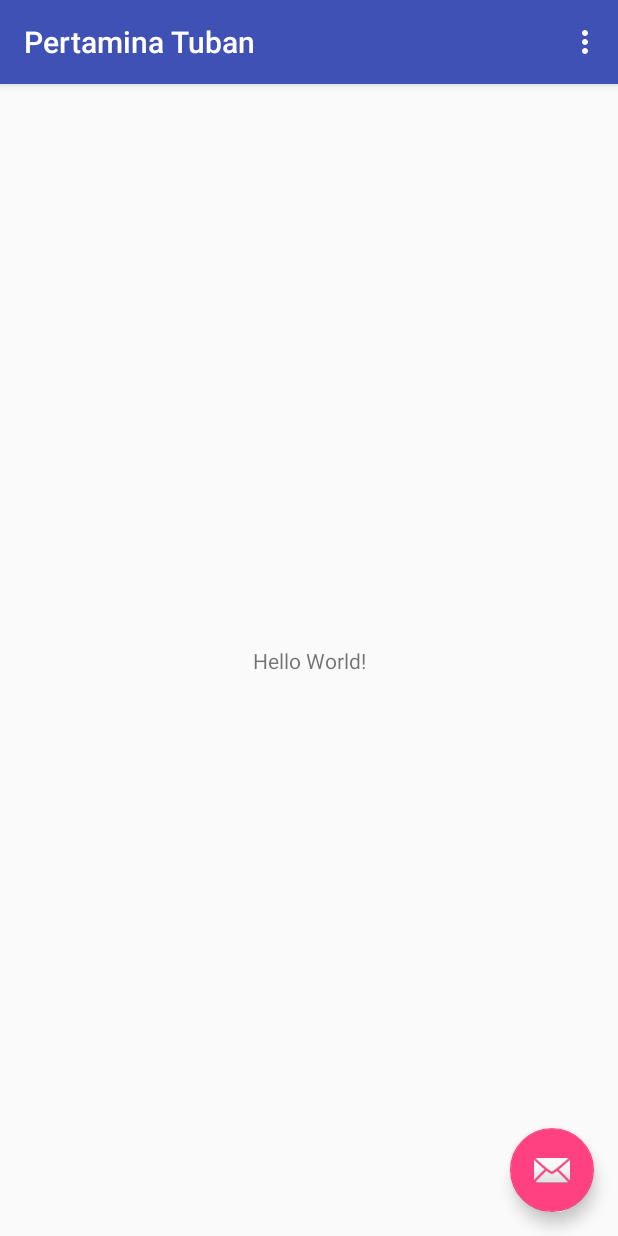
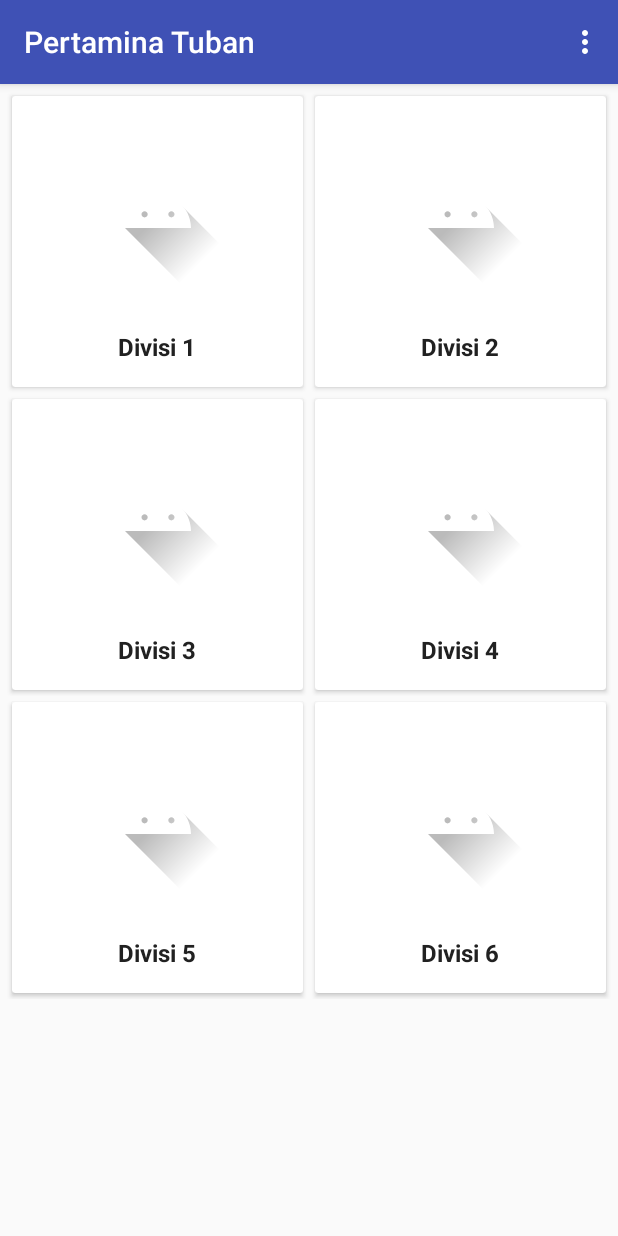
Before and after one commit to udines/prtmnmagang, an Android app: the screen it shows after launch (MenuActivity), on a phone screen of 412 x 824 dp. Run offline under Robolectric (Android 15) with nearby library versions, the phone set to English and light mode, and no system bars.

Commit message:
Tambah Menu Grid
membuat menu dalam bentuk grid dengan 2 kolom. menu berbentuk kotak dengan gambar dan judul menu.

```diff
--- a/app/src/main/AndroidManifest.xml
+++ b/app/src/main/AndroidManifest.xml
@@ -10,7 +10,7 @@
         android:supportsRtl="true"
         android:theme="@style/AppTheme">
         <activity
-            android:name=".MenuActivity"
+            android:name=".activities.MenuActivity"
             android:label="@string/app_name"
             android:theme="@style/AppTheme.NoActionBar">
             <intent-filter>
--- a/app/src/main/java/com/pertamina/pertaminatuban/MenuActivity.java
+++ /dev/null
@@ -1,52 +0,0 @@
-package com.pertamina.pertaminatuban;
-
-import android.os.Bundle;
-import android.support.design.widget.FloatingActionButton;
-import android.support.design.widget.Snackbar;
-import android.support.v7.app.AppCompatActivity;
-import android.support.v7.widget.Toolbar;
-import android.view.View;
-import android.view.Menu;
-import android.view.MenuItem;
-
-public class MenuActivity extends AppCompatActivity {
-
-    @Override
-    protected void onCreate(Bundle savedInstanceState) {
-        super.onCreate(savedInstanceState);
-        setContentView(R.layout.activity_menu);
-        Toolbar toolbar = (Toolbar) findViewById(R.id.toolbar);
-        setSupportActionBar(toolbar);
-
-        FloatingActionButton fab = (FloatingActionButton) findViewById(R.id.fab);
-        fab.setOnClickListener(new View.OnClickListener() {
-            @Override
-            public void onClick(View view) {
-                Snackbar.make(view, "Replace with your own action", Snackbar.LENGTH_LONG)
-                        .setAction("Action", null).show();
-            }
-        });
-    }
-
-    @Override
-    public boolean onCreateOptionsMenu(Menu menu) {
-        // Inflate the menu; this adds items to the action bar if it is present.
-        getMenuInflater().inflate(R.menu.menu_menu, menu);
-        return true;
-    }
-
-    @Override
-    public boolean onOptionsItemSelected(MenuItem item) {
-        // Handle action bar item clicks here. The action bar will
-        // automatically handle clicks on the Home/Up button, so long
-        // as you specify a parent activity in AndroidManifest.xml.
-        int id = item.getItemId();
-
-        //noinspection SimplifiableIfStatement
-        if (id == R.id.action_settings) {
-            return true;
-        }
-
-        return super.onOptionsItemSelected(item);
-    }
-}
--- /dev/null
+++ b/app/src/main/java/com/pertamina/pertaminatuban/activities/MenuActivity.java
@@ -0,0 +1,80 @@
+package com.pertamina.pertaminatuban.activities;
+
+import android.os.Bundle;
+import android.support.v7.app.AppCompatActivity;
+import android.support.v7.widget.GridLayoutManager;
+import android.support.v7.widget.RecyclerView;
+import android.support.v7.widget.Toolbar;
+import android.view.Menu;
+import android.view.MenuItem;
+
+import com.pertamina.pertaminatuban.R;
+import com.pertamina.pertaminatuban.models.MenuViewModel;
+import com.pertamina.pertaminatuban.utils.GridMenuAdapter;
+
+import java.util.ArrayList;
+
+/*Tujuan activity ini adalah menampilkan menu kepada pengguna agar pengguna
+* bisa memilih divisi mana yang ingin pengguna lihat atau edit atau tambah datanya*/
+public class MenuActivity extends AppCompatActivity {
+
+    @Override
+    protected void onCreate(Bundle savedInstanceState) {
+        super.onCreate(savedInstanceState);
+        setContentView(R.layout.activity_menu);
+        Toolbar toolbar = findViewById(R.id.toolbar);
+        setSupportActionBar(toolbar);
+
+        /*membuat daftar menu dengan judul beserta id gambarnya*/
+        populateMenu();
+    }
+
+    private void populateMenu() {
+        /*membuat obyek dari ArrayList untuk menyimpan obyek dari MenuViewModel*/
+        ArrayList<MenuViewModel> menuList = new ArrayList<>();
+
+        /*menambahkan obyek dari MenuViewModel ke dalam daftar menuList
+        * instansiasi memerlukan 2 parameter yaitu String untuk judul menu
+        * dan int untuk id gambar menu*/
+        menuList.add(new MenuViewModel("Divisi 1", R.drawable.ic_launcher_foreground));
+        menuList.add(new MenuViewModel("Divisi 2", R.drawable.ic_launcher_foreground));
+        menuList.add(new MenuViewModel("Divisi 3", R.drawable.ic_launcher_foreground));
+        menuList.add(new MenuViewModel("Divisi 4", R.drawable.ic_launcher_foreground));
+        menuList.add(new MenuViewModel("Divisi 5", R.drawable.ic_launcher_foreground));
+        menuList.add(new MenuViewModel("Divisi 6", R.drawable.ic_launcher_foreground));
+
+        /*membuat obyek dari GridMenuAdapter*/
+        GridMenuAdapter adapter = new GridMenuAdapter(menuList, getApplicationContext());
+
+        /*menghubungkan view dengan layout recyclerview di content_menu.xml*/
+        RecyclerView recyclerView = findViewById(R.id.menu_recyclerview);
+
+        /*membuat obyek layout manager tipe grid dengan jumlah kolom : 2
+        * sekaligus menggabungkan dengan recyclerview dan adapter yang sudah dibuat*/
+        GridLayoutManager layoutManager = new GridLayoutManager(getApplicationContext(), 2);
+        recyclerView.setLayoutManager(layoutManager);
+        recyclerView.setAdapter(adapter);
+    }
+
+    @Override
+    public boolean onCreateOptionsMenu(Menu menu) {
+        // Inflate the menu; this adds items to the action bar if it is present.
+        getMenuInflater().inflate(R.menu.menu_menu, menu);
+        return true;
+    }
+
+    @Override
+    public boolean onOptionsItemSelected(MenuItem item) {
+        // Handle action bar item clicks here. The action bar will
+        // automatically handle clicks on the Home/Up button, so long
+        // as you specify a parent activity in AndroidManifest.xml.
+        int id = item.getItemId();
+
+        //noinspection SimplifiableIfStatement
+        if (id == R.id.action_settings) {
+            return true;
+        }
+
+        return super.onOptionsItemSelected(item);
+    }
+}
--- /dev/null
+++ b/app/src/main/java/com/pertamina/pertaminatuban/models/MenuViewModel.java
@@ -0,0 +1,27 @@
+package com.pertamina.pertaminatuban.models;
+
+/**
+ * Created by laptop on 1/16/2018.
+ */
+
+public class MenuViewModel {
+    private String title;
+
+    /*id drawable digunakan untuk menampilkan gambar pada menu.
+    * menggunakan tipe int agar mudah dalam mencari aset gambar
+    * yang ada di folder drawable*/
+    private int idDrawable;
+
+    public MenuViewModel(String title, int idDrawable) {
+        this.title = title;
+        this.idDrawable = idDrawable;
+    }
+
+    public String getTitle() {
+        return title;
+    }
+
+    public int getIdDrawable() {
+        return idDrawable;
+    }
+}
--- /dev/null
+++ b/app/src/main/java/com/pertamina/pertaminatuban/utils/GridMenuAdapter.java
@@ -0,0 +1,50 @@
+package com.pertamina.pertaminatuban.utils;
+
+import android.content.Context;
+import android.support.v4.content.ContextCompat;
+import android.support.v7.widget.RecyclerView;
+import android.view.LayoutInflater;
+import android.view.ViewGroup;
+
+import com.pertamina.pertaminatuban.R;
+import com.pertamina.pertaminatuban.models.MenuViewModel;
+
+import java.util.ArrayList;
+
+/**
+ * Created by laptop on 1/16/2018.
+ */
+
+public class GridMenuAdapter extends RecyclerView.Adapter<GridMenuViewHolder> {
+
+    private ArrayList<MenuViewModel> menuList;
+    private Context context;
+
+    public GridMenuAdapter(ArrayList<MenuViewModel> menuList, Context context) {
+        this.menuList = menuList;
+        this.context = context;
+    }
+
+    @Override
+    public GridMenuViewHolder onCreateViewHolder(ViewGroup parent, int viewType) {
+        LayoutInflater inflater = LayoutInflater.from(parent.getContext());
+        return new GridMenuViewHolder(inflater.inflate(R.layout.item_menu, parent, false));
+    }
+
+    @Override
+    public void onBindViewHolder(GridMenuViewHolder holder, int position) {
+        /*set text pada menu sesuai dengan teks yang sudah ditentukan dan
+         sesuai dengan urutan dari daftar menu*/
+        holder.title.setText(menuList.get(position).getTitle());
+
+        /*set gambar menu sesuai dengan id gambar yang sudah ditentukan*/
+        holder.image.setImageDrawable(ContextCompat.getDrawable(context,
+                menuList.get(position).getIdDrawable()));
+    }
+
+    @Override
+    public int getItemCount() {
+        /*jika list kosong maka return nilai 0 agar tidak terjadi error*/
+        return (menuList != null ? menuList.size() : 0);
+    }
+}
--- /dev/null
+++ b/app/src/main/java/com/pertamina/pertaminatuban/utils/GridMenuViewHolder.java
@@ -0,0 +1,44 @@
+package com.pertamina.pertaminatuban.utils;
+
+import android.content.Context;
+import android.support.v7.widget.CardView;
+import android.support.v7.widget.RecyclerView;
+import android.view.View;
+import android.widget.ImageView;
+import android.widget.TextView;
+import android.widget.Toast;
+
+import com.pertamina.pertaminatuban.R;
+
+/*class ini digunakan untuk mengubah obyek dari MenuViewModel menjadi
+* sebuah tampilan menu dalam bentuk 2 kolom*/
+public class GridMenuViewHolder extends RecyclerView.ViewHolder {
+
+    public final TextView title;
+    public final ImageView image;
+    private final CardView card;
+    private final Context context;
+
+    public GridMenuViewHolder(View itemView) {
+        super(itemView);
+
+        /*membuat dan instansiasi context untuk keperluan lain*/
+        context = itemView.getContext();
+
+        /*menghubungkan variable view dengan layout sesuai dengan id
+        * pada layout item_menu.xml*/
+        title = itemView.findViewById(R.id.item_menu_title);
+        image = itemView.findViewById(R.id.item_menu_image);
+
+        /*menambahkan click listener. jika pengguna melakukan klik pada
+        * salah satu menu, maka pindah ke halaman sesuai dengan pilihan
+        * pengguna berdasarkan title menu.*/
+        card = itemView.findViewById(R.id.item_menu_card);
+        card.setOnClickListener(new View.OnClickListener() {
+            @Override
+            public void onClick(View view) {
+                Toast.makeText(context, title.getText().toString(), Toast.LENGTH_SHORT).show();
+            }
+        });
+    }
+}
--- a/app/src/main/res/layout/activity_menu.xml
+++ b/app/src/main/res/layout/activity_menu.xml
@@ -4,7 +4,7 @@
     xmlns:tools="http://schemas.android.com/tools"
     android:layout_width="match_parent"
     android:layout_height="match_parent"
-    tools:context="com.pertamina.pertaminatuban.MenuActivity">
+    tools:context="com.pertamina.pertaminatuban.activities.MenuActivity">
 
     <android.support.design.widget.AppBarLayout
         android:layout_width="match_parent"
@@ -22,12 +22,4 @@
 
     <include layout="@layout/content_menu" />
 
-    <android.support.design.widget.FloatingActionButton
-        android:id="@+id/fab"
-        android:layout_width="wrap_content"
-        android:layout_height="wrap_content"
-        android:layout_gravity="bottom|end"
-        android:layout_margin="@dimen/fab_margin"
-        app:srcCompat="@android:drawable/ic_dialog_email" />
-
 </android.support.design.widget.CoordinatorLayout>
--- a/app/src/main/res/layout/content_menu.xml
+++ b/app/src/main/res/layout/content_menu.xml
@@ -5,13 +5,15 @@
     android:layout_width="match_parent"
     android:layout_height="match_parent"
     app:layout_behavior="@string/appbar_scrolling_view_behavior"
-    tools:context="com.pertamina.pertaminatuban.MenuActivity"
+    tools:context="com.pertamina.pertaminatuban.activities.MenuActivity"
     tools:showIn="@layout/activity_menu">
 
-    <TextView
-        android:layout_width="wrap_content"
-        android:layout_height="wrap_content"
-        android:text="Hello World!"
+    <android.support.v7.widget.RecyclerView
+        android:layout_width="match_parent"
+        android:layout_height="match_parent"
+        android:padding="4dp"
+        android:clipToPadding="false"
+        android:id="@+id/menu_recyclerview"
         app:layout_constraintBottom_toBottomOf="parent"
         app:layout_constraintLeft_toLeftOf="parent"
         app:layout_constraintRight_toRightOf="parent"
--- /dev/null
+++ b/app/src/main/res/layout/item_menu.xml
@@ -0,0 +1,48 @@
+<?xml version="1.0" encoding="utf-8"?>
+<android.support.constraint.ConstraintLayout xmlns:android="http://schemas.android.com/apk/res/android"
+    android:layout_width="match_parent"
+    android:layout_height="wrap_content"
+    xmlns:app="http://schemas.android.com/apk/res-auto">
+    <android.support.v7.widget.CardView
+        android:layout_width="0dp"
+        android:layout_height="0dp"
+        android:layout_margin="4dp"
+        android:id="@+id/item_menu_card"
+        app:layout_constraintStart_toStartOf="parent"
+        app:layout_constraintEnd_toEndOf="parent"
+        app:layout_constraintTop_toTopOf="parent"
+        app:layout_constraintBottom_toBottomOf="parent"
+        app:layout_constraintDimensionRatio="H, 1:1"
+        android:clickable="true"
+        android:focusable="true"
+        android:foreground="?attr/selectableItemBackground">
+        <LinearLayout
+            android:layout_width="match_parent"
+            android:layout_height="match_parent"
+            android:orientation="vertical">
+            <ImageView
+                android:layout_width="match_parent"
+                android:layout_height="0dp"
+                android:layout_weight="1"
+                android:scaleType="center"
+                android:id="@+id/item_menu_image"
+                android:layout_marginStart="16dp"
+                android:layout_marginTop="16dp"
+                android:layout_marginEnd="16dp"/>
+            <TextView
+                android:layout_width="wrap_content"
+                android:layout_height="wrap_content"
+                android:text="Menu"
+                android:textSize="16sp"
+                android:id="@+id/item_menu_title"
+                android:layout_marginTop="16dp"
+                android:layout_marginStart="16dp"
+                android:layout_marginEnd="16dp"
+                android:textAlignment="center"
+                android:textStyle="bold"
+                android:layout_marginBottom="16dp"
+                android:textColor="@color/grey_900"
+                android:layout_gravity="center"/>
+        </LinearLayout>
+    </android.support.v7.widget.CardView>
+</android.support.constraint.ConstraintLayout>
--- a/app/src/main/res/menu/menu_menu.xml
+++ b/app/src/main/res/menu/menu_menu.xml
@@ -1,7 +1,7 @@
 <menu xmlns:android="http://schemas.android.com/apk/res/android"
     xmlns:app="http://schemas.android.com/apk/res-auto"
     xmlns:tools="http://schemas.android.com/tools"
-    tools:context="com.pertamina.pertaminatuban.MenuActivity">
+    tools:context="com.pertamina.pertaminatuban.activities.MenuActivity">
     <item
         android:id="@+id/action_settings"
         android:orderInCategory="100"
--- a/app/src/main/res/values/colors.xml
+++ b/app/src/main/res/values/colors.xml
@@ -3,4 +3,5 @@
     <color name="colorPrimary">#3F51B5</color>
     <color name="colorPrimaryDark">#303F9F</color>
     <color name="colorAccent">#FF4081</color>
+    <color name="grey_900">#212121</color>
 </resources>
```
Also changed, not shown: app/build.gradle (+6 -4 lines).
